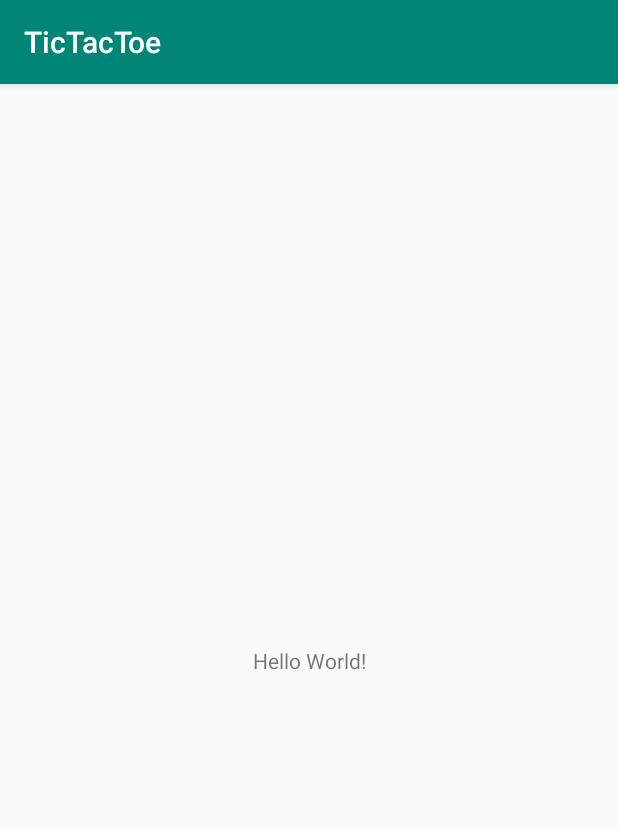
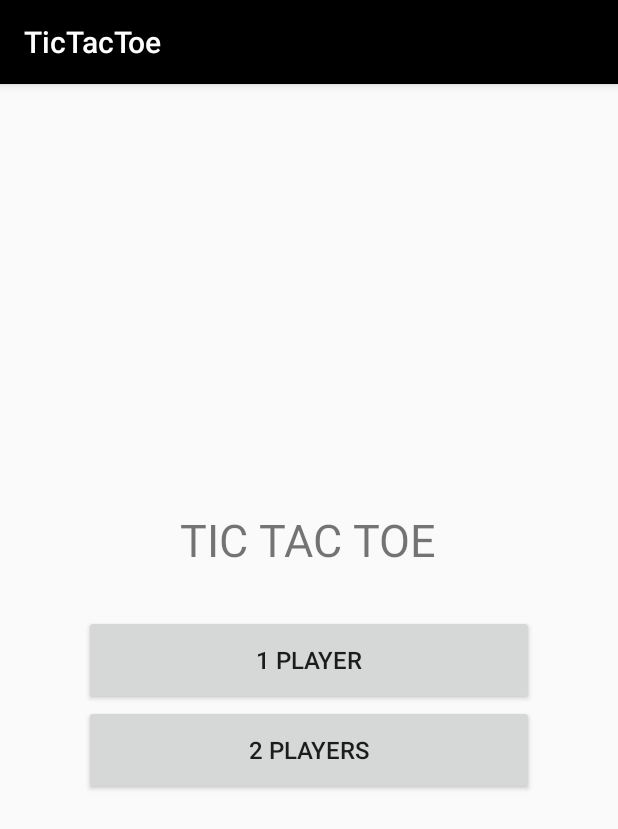
Before and after one commit to irnkwon/tic-tac-toe, an Android app: the screen it shows after launch (MainActivity before the commit, LandingActivity after it), on a phone screen of 412 x 824 dp. Shown: the top 829 px of the screen. Run offline under Robolectric (Android 15) with nearby library versions, the light colour scheme and no system bars.

Commit message:
Setting up a basic structure for the app

```diff
--- a/app/src/main/AndroidManifest.xml
+++ b/app/src/main/AndroidManifest.xml
@@ -9,7 +9,9 @@
         android:roundIcon="@mipmap/ic_launcher_round"
         android:supportsRtl="true"
         android:theme="@style/AppTheme">
-        <activity android:name=".MainActivity">
+        <activity android:name=".Players2Activity"></activity>
+        <activity android:name=".Player1Activity" />
+        <activity android:name=".LandingActivity">
             <intent-filter>
                 <action android:name="android.intent.action.MAIN" />
 
--- /dev/null
+++ b/app/src/main/java/io/github/tictactoe/LandingActivity.java
@@ -0,0 +1,26 @@
+package io.github.tictactoe;
+
+import androidx.appcompat.app.AppCompatActivity;
+
+import android.content.Intent;
+import android.os.Bundle;
+import android.view.View;
+
+public class LandingActivity extends AppCompatActivity {
+
+    @Override
+    protected void onCreate(Bundle savedInstanceState) {
+        super.onCreate(savedInstanceState);
+        setContentView(R.layout.landing);
+    }
+
+    public void onBtnOnePlayerClick(View v) {
+        Intent myIntent = new Intent(getBaseContext(), Player1Activity.class);
+        startActivity(myIntent);
+    }
+
+    public void onBtnTwoPlayerClick(View v) {
+        Intent myIntent = new Intent(getBaseContext(), Players2Activity.class);
+        startActivity(myIntent);
+    }
+}
--- a/app/src/main/java/io/github/tictactoe/MainActivity.java
+++ b/app/src/main/java/io/github/tictactoe/Players2Activity.java
@@ -4,11 +4,11 @@ import androidx.appcompat.app.AppCompatActivity;
 
 import android.os.Bundle;
 
-public class MainActivity extends AppCompatActivity {
+public class Players2Activity extends AppCompatActivity {
 
     @Override
     protected void onCreate(Bundle savedInstanceState) {
         super.onCreate(savedInstanceState);
-        setContentView(R.layout.activity_main);
+        setContentView(R.layout.players2);
     }
 }
--- a/app/src/main/res/layout/activity_main.xml
+++ /dev/null
@@ -1,18 +0,0 @@
-<?xml version="1.0" encoding="utf-8"?>
-<androidx.constraintlayout.widget.ConstraintLayout xmlns:android="http://schemas.android.com/apk/res/android"
-    xmlns:app="http://schemas.android.com/apk/res-auto"
-    xmlns:tools="http://schemas.android.com/tools"
-    android:layout_width="match_parent"
-    android:layout_height="match_parent"
-    tools:context=".MainActivity">
-
-    <TextView
-        android:layout_width="wrap_content"
-        android:layout_height="wrap_content"
-        android:text="Hello World!"
-        app:layout_constraintBottom_toBottomOf="parent"
-        app:layout_constraintLeft_toLeftOf="parent"
-        app:layout_constraintRight_toRightOf="parent"
-        app:layout_constraintTop_toTopOf="parent" />
-
-</androidx.constraintlayout.widget.ConstraintLayout>
--- /dev/null
+++ b/app/src/main/res/layout/landing.xml
@@ -0,0 +1,39 @@
+<?xml version="1.0" encoding="utf-8"?>
+<RelativeLayout xmlns:android="http://schemas.android.com/apk/res/android"
+    xmlns:app="http://schemas.android.com/apk/res-auto"
+    xmlns:tools="http://schemas.android.com/tools"
+    android:layout_width="match_parent"
+    android:layout_height="match_parent"
+    tools:context=".LandingActivity">
+
+    <TextView
+        android:id="@+id/txtLanding"
+        android:layout_width="wrap_content"
+        android:layout_height="wrap_content"
+        android:layout_centerInParent="true"
+        android:layout_above="@id/btnOnePlayer"
+        android:layout_marginBottom="30dp"
+        android:text="Tic Tac Toe"
+        android:textSize="30dp"
+        android:textAllCaps="true" />
+
+    <Button
+        android:id="@+id/btnOnePlayer"
+        android:layout_width="300dp"
+        android:layout_height="60dp"
+        android:layout_centerInParent="true"
+        android:textSize="16dp"
+        android:text="1 Player"
+        android:onClick="onBtnOnePlayerClick" />
+
+    <Button
+        android:id="@+id/btnTwoPlayers"
+        android:layout_width="300dp"
+        android:layout_height="60dp"
+        android:layout_below="@id/btnOnePlayer"
+        android:layout_centerInParent="true"
+        android:textSize="16dp"
+        android:text="2 Players"
+        android:onClick="onBtnTwoPlayerClick" />
+
+</RelativeLayout>
--- a/app/src/main/res/values/colors.xml
+++ b/app/src/main/res/values/colors.xml
@@ -1,6 +1,8 @@
 <?xml version="1.0" encoding="utf-8"?>
 <resources>
-    <color name="colorPrimary">#008577</color>
-    <color name="colorPrimaryDark">#00574B</color>
-    <color name="colorAccent">#D81B60</color>
+
+    <color name="colorPrimary">#000000</color>
+    <color name="colorPrimaryDark">#000000</color>
+    <color name="colorAccent">#000000</color>
+
 </resources>
--- a/app/src/main/res/values/styles.xml
+++ b/app/src/main/res/values/styles.xml
@@ -1,8 +1,6 @@
 <resources>
 
-    <!-- Base application theme. -->
     <style name="AppTheme" parent="Theme.AppCompat.Light.DarkActionBar">
-        <!-- Customize your theme here. -->
         <item name="colorPrimary">@color/colorPrimary</item>
         <item name="colorPrimaryDark">@color/colorPrimaryDark</item>
         <item name="colorAccent">@color/colorAccent</item>
```
Also changed, not shown: app/src/main/java/io/github/tictactoe/Player1Activity.java (added, +49 -0 lines), app/src/main/res/layout/player1.xml (added, +128 -0 lines), app/src/main/res/layout/players2.xml (added, +128 -0 lines).
